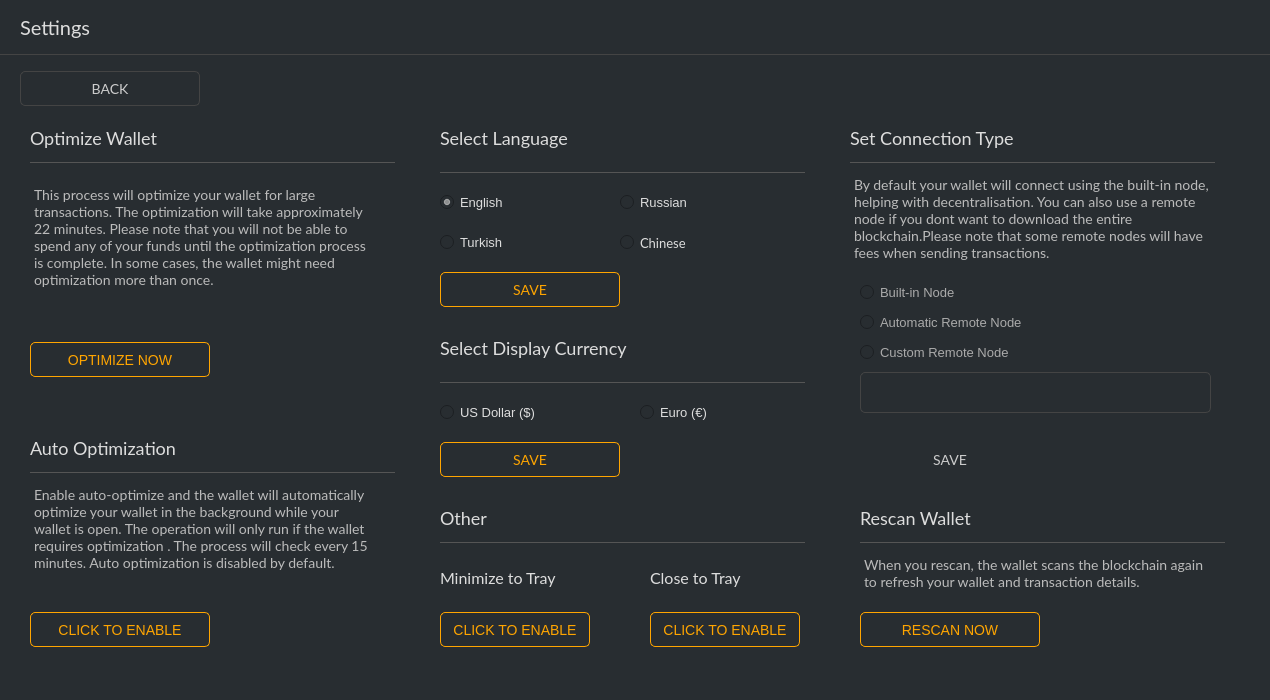
First picture: the form in src/gui/ui/bankingframe2.ui, repository ConcealNetwork/conceal-desktop, before the edit.
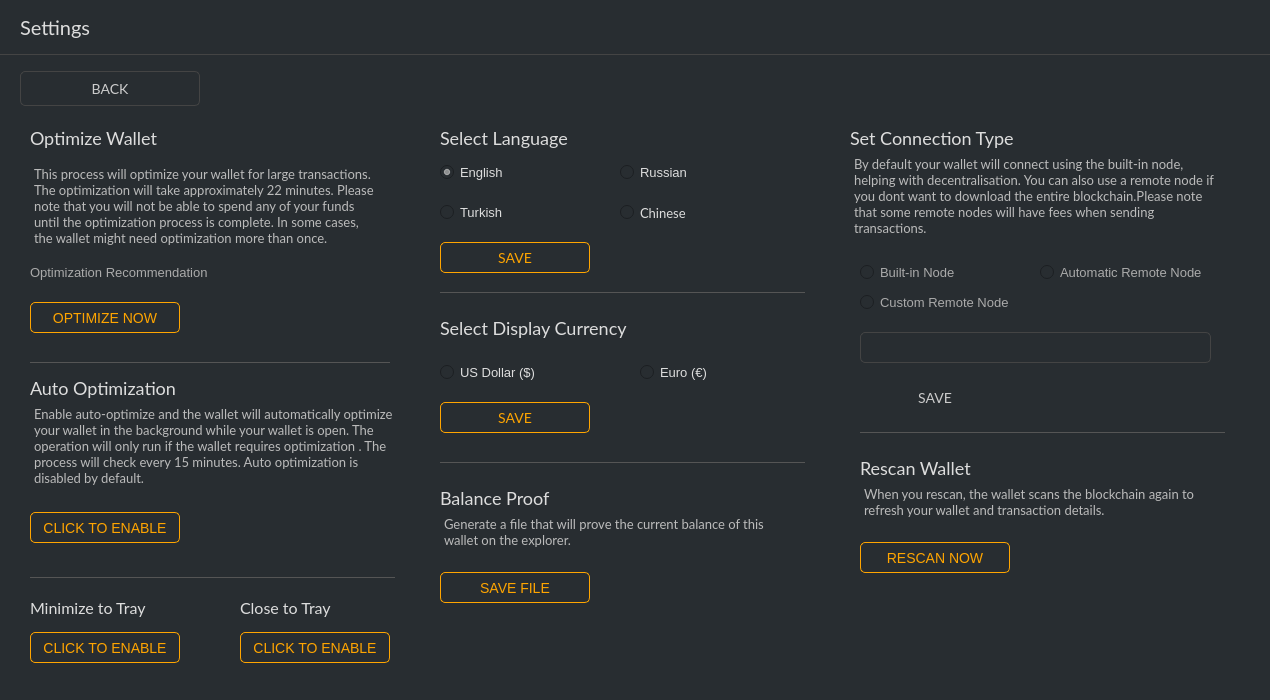
Second picture: the form after the edit. Icons and pictures are not drawn.

Commit message: Add balance proof

What changed in the file:
```diff
--- a/src/gui/ui/bankingframe2.ui
+++ b/src/gui/ui/bankingframe2.ui
@@ -227,20 +227,20 @@
         <property name="geometry">
          <rect>
           <x>10</x>
-          <y>220</y>
-          <width>180</width>
-          <height>35</height>
+          <y>180</y>
+          <width>150</width>
+          <height>31</height>
          </rect>
         </property>
         <property name="minimumSize">
          <size>
-          <width>180</width>
-          <height>35</height>
+          <width>150</width>
+          <height>31</height>
          </size>
         </property>
         <property name="maximumSize">
          <size>
-          <width>180</width>
+          <width>150</width>
           <height>35</height>
          </size>
         </property>
@@ -262,9 +262,9 @@
         <property name="geometry">
          <rect>
           <x>10</x>
-          <y>60</y>
+          <y>40</y>
           <width>351</width>
-          <height>111</height>
+          <height>91</height>
          </rect>
         </property>
         <property name="font">
@@ -281,14 +281,14 @@
 &lt;html&gt;&lt;head&gt;&lt;meta name=&quot;qrichtext&quot; content=&quot;1&quot; /&gt;&lt;style type=&quot;text/css&quot;&gt;
 p, li { white-space: pre-wrap; }
 &lt;/style&gt;&lt;/head&gt;&lt;body style=&quot; font-family:'Lato'; font-size:14px; font-weight:400; font-style:normal;&quot;&gt;
-&lt;p style=&quot; margin-top:0px; margin-bottom:0px; margin-left:0px; margin-right:0px; -qt-block-indent:0; text-indent:0px;&quot;&gt;&lt;span style=&quot; font-size:14px;&quot;&gt;This process will optimize your wallet for large transactions. The optimization will take approximately 22 minutes. Please note that you will not be able to spend any of your funds until the optimization process is complete. In some cases, the wallet might need optimization more than once.&lt;/span&gt;&lt;/p&gt;&lt;/body&gt;&lt;/html&gt;</string>
+&lt;p style=&quot; margin-top:0px; margin-bottom:0px; margin-left:0px; margin-right:0px; -qt-block-indent:0; text-indent:0px;&quot;&gt;&lt;span style=&quot; font-size:13px;&quot;&gt;This process will optimize your wallet for large transactions. The optimization will take approximately 22 minutes. Please note that you will not be able to spend any of your funds until the optimization process is complete. In some cases, the wallet might need optimization more than once.&lt;/span&gt;&lt;/p&gt;&lt;/body&gt;&lt;/html&gt;</string>
         </property>
        </widget>
        <widget class="QLabel" name="m_optimizationMessage">
         <property name="geometry">
          <rect>
           <x>10</x>
-          <y>180</y>
+          <y>140</y>
           <width>250</width>
           <height>20</height>
          </rect>
@@ -305,28 +305,12 @@
          <string notr="true">color: #aaa; border-right: 0p; font-size: 13px;</string>
         </property>
         <property name="text">
-         <string/>
+         <string>Optimization Recommendation</string>
         </property>
         <property name="alignment">
          <set>Qt::AlignLeading|Qt::AlignLeft|Qt::AlignVCenter</set>
         </property>
        </widget>
-       <widget class="Line" name="line">
-        <property name="geometry">
-         <rect>
-          <x>10</x>
-          <y>40</y>
-          <width>365</width>
-          <height>1</height>
-         </rect>
-        </property>
-        <property name="styleSheet">
-         <string notr="true">background-color: #555; border: none;</string>
-        </property>
-        <property name="orientation">
-         <enum>Qt::Horizontal</enum>
-        </property>
-       </widget>
        <widget class="QLabel" name="label">
         <property name="geometry">
          <rect>
@@ -358,7 +342,7 @@
         <property name="geometry">
          <rect>
           <x>10</x>
-          <y>310</y>
+          <y>250</y>
           <width>311</width>
           <height>31</height>
          </rect>
@@ -385,8 +369,8 @@
         <property name="geometry">
          <rect>
           <x>10</x>
-          <y>350</y>
-          <width>365</width>
+          <y>240</y>
+          <width>360</width>
           <height>1</height>
          </rect>
         </property>
@@ -401,21 +385,21 @@
         <property name="geometry">
          <rect>
           <x>10</x>
-          <y>490</y>
-          <width>180</width>
-          <height>35</height>
+          <y>390</y>
+          <width>150</width>
+          <height>31</height>
          </rect>
         </property>
         <property name="minimumSize">
          <size>
-          <width>180</width>
-          <height>35</height>
+          <width>150</width>
+          <height>31</height>
          </size>
         </property>
         <property name="maximumSize">
          <size>
-          <width>180</width>
-          <height>35</height>
+          <width>150</width>
+          <height>31</height>
          </size>
         </property>
         <property name="font">
@@ -436,9 +420,9 @@
         <property name="geometry">
          <rect>
           <x>10</x>
-          <y>360</y>
-          <width>351</width>
-          <height>111</height>
+          <y>280</y>
+          <width>371</width>
+          <height>91</height>
          </rect>
         </property>
         <property name="font">
@@ -448,21 +432,21 @@
          </font>
         </property>
         <property name="styleSheet">
-         <string notr="true">color: #bbb; border-right: 0px; font-size: 14px; font-family: 'Lato';</string>
+         <string notr="true">color: #bbb; border-right: 0px; font-size: 14px; font-family: 'Lato'; padding: 0px;</string>
         </property>
         <property name="html">
          <string>&lt;!DOCTYPE HTML PUBLIC &quot;-//W3C//DTD HTML 4.0//EN&quot; &quot;http://www.w3.org/TR/REC-html40/strict.dtd&quot;&gt;
 &lt;html&gt;&lt;head&gt;&lt;meta name=&quot;qrichtext&quot; content=&quot;1&quot; /&gt;&lt;style type=&quot;text/css&quot;&gt;
 p, li { white-space: pre-wrap; }
 &lt;/style&gt;&lt;/head&gt;&lt;body style=&quot; font-family:'Lato'; font-size:14px; font-weight:400; font-style:normal;&quot;&gt;
-&lt;p style=&quot; margin-top:0px; margin-bottom:0px; margin-left:0px; margin-right:0px; -qt-block-indent:0; text-indent:0px;&quot;&gt;&lt;span style=&quot; font-size:14px;&quot;&gt;Enable auto-optimize and the wallet will automatically optimize your wallet in the background while your wallet is open. The operation will only run if the wallet requires optimization . The process will check every 15 minutes. Auto optimization is disabled by default.&lt;/span&gt;&lt;/p&gt;&lt;/body&gt;&lt;/html&gt;</string>
+&lt;p style=&quot; margin-top:0px; margin-bottom:0px; margin-left:0px; margin-right:0px; -qt-block-indent:0; text-indent:0px;&quot;&gt;&lt;span style=&quot; font-size:13px;&quot;&gt;Enable auto-optimize and the wallet will automatically optimize your wallet in the background while your wallet is open. The operation will only run if the wallet requires optimization . The process will check every 15 minutes. Auto optimization is disabled by default.&lt;/span&gt;&lt;/p&gt;&lt;/body&gt;&lt;/html&gt;</string>
         </property>
        </widget>
        <widget class="Line" name="line_3">
         <property name="geometry">
          <rect>
           <x>840</x>
-          <y>420</y>
+          <y>310</y>
           <width>365</width>
           <height>1</height>
          </rect>
@@ -478,7 +462,7 @@
         <property name="geometry">
          <rect>
           <x>840</x>
-          <y>380</y>
+          <y>330</y>
           <width>311</width>
           <height>31</height>
          </rect>
@@ -505,7 +489,7 @@
         <property name="geometry">
          <rect>
           <x>840</x>
-          <y>430</y>
+          <y>360</y>
           <width>351</width>
           <height>61</height>
          </rect>
@@ -524,28 +508,28 @@
 &lt;html&gt;&lt;head&gt;&lt;meta name=&quot;qrichtext&quot; content=&quot;1&quot; /&gt;&lt;style type=&quot;text/css&quot;&gt;
 p, li { white-space: pre-wrap; }
 &lt;/style&gt;&lt;/head&gt;&lt;body style=&quot; font-family:'Lato'; font-size:14px; font-weight:400; font-style:normal;&quot;&gt;
-&lt;p style=&quot; margin-top:0px; margin-bottom:0px; margin-left:0px; margin-right:0px; -qt-block-indent:0; text-indent:0px;&quot;&gt;&lt;span style=&quot; font-size:14px;&quot;&gt;When you rescan, the wallet scans the blockchain again to refresh your wallet and transaction details.&lt;/span&gt;&lt;/p&gt;&lt;/body&gt;&lt;/html&gt;</string>
+&lt;p style=&quot; margin-top:0px; margin-bottom:0px; margin-left:0px; margin-right:0px; -qt-block-indent:0; text-indent:0px;&quot;&gt;&lt;span style=&quot; font-size:13px;&quot;&gt;When you rescan, the wallet scans the blockchain again to refresh your wallet and transaction details.&lt;/span&gt;&lt;/p&gt;&lt;/body&gt;&lt;/html&gt;</string>
         </property>
        </widget>
        <widget class="QPushButton" name="m_rescanButton">
         <property name="geometry">
          <rect>
           <x>840</x>
-          <y>490</y>
-          <width>180</width>
-          <height>35</height>
+          <y>420</y>
+          <width>150</width>
+          <height>31</height>
          </rect>
         </property>
         <property name="minimumSize">
          <size>
-          <width>180</width>
-          <height>35</height>
+          <width>150</width>
+          <height>31</height>
          </size>
         </property>
         <property name="maximumSize">
          <size>
-          <width>180</width>
-          <height>35</height>
+          <width>150</width>
+          <height>31</height>
          </size>
         </property>
         <property name="font">
@@ -565,22 +549,22 @@
        <widget class="QPushButton" name="m_closeToTrayButton">
         <property name="geometry">
          <rect>
-          <x>630</x>
-          <y>490</y>
+          <x>220</x>
+          <y>510</y>
           <width>150</width>
-          <height>35</height>
+          <height>31</height>
          </rect>
         </property>
         <property name="minimumSize">
          <size>
           <width>150</width>
-          <height>35</height>
+          <height>31</height>
          </size>
         </property>
         <property name="maximumSize">
          <size>
-          <width>140</width>
-          <height>35</height>
+          <width>150</width>
+          <height>31</height>
          </size>
         </property>
         <property name="font">
@@ -600,8 +584,8 @@
        <widget class="QLabel" name="label_5">
         <property name="geometry">
          <rect>
-          <x>630</x>
-          <y>440</y>
+          <x>220</x>
+          <y>470</y>
           <width>141</width>
           <height>31</height>
          </rect>
@@ -627,8 +611,8 @@
        <widget class="QLabel" name="label_6">
         <property name="geometry">
          <rect>
-          <x>420</x>
-          <y>440</y>
+          <x>10</x>
+          <y>470</y>
           <width>151</width>
           <height>31</height>
          </rect>
@@ -654,22 +638,22 @@
        <widget class="QPushButton" name="m_minToTrayButton">
         <property name="geometry">
          <rect>
-          <x>420</x>
-          <y>490</y>
+          <x>10</x>
+          <y>510</y>
           <width>150</width>
-          <height>35</height>
+          <height>31</height>
          </rect>
         </property>
         <property name="minimumSize">
          <size>
           <width>150</width>
-          <height>35</height>
+          <height>31</height>
          </size>
         </property>
         <property name="maximumSize">
          <size>
-          <width>140</width>
-          <height>35</height>
+          <width>150</width>
+          <height>31</height>
          </size>
         </property>
         <property name="font">
@@ -690,8 +674,8 @@
         <property name="geometry">
          <rect>
           <x>840</x>
-          <y>160</y>
-          <width>351</width>
+          <y>140</y>
+          <width>141</width>
           <height>21</height>
          </rect>
         </property>
@@ -717,8 +701,8 @@
         <property name="geometry">
          <rect>
           <x>840</x>
-          <y>220</y>
-          <width>351</width>
+          <y>170</y>
+          <width>331</width>
           <height>21</height>
          </rect>
         </property>
@@ -744,9 +728,9 @@
         <property name="geometry">
          <rect>
           <x>840</x>
-          <y>250</y>
+          <y>210</y>
           <width>351</width>
-          <height>41</height>
+          <height>31</height>
          </rect>
         </property>
         <property name="styleSheet">
@@ -759,9 +743,9 @@
        <widget class="QRadioButton" name="radioButton_3">
         <property name="geometry">
          <rect>
-          <x>840</x>
-          <y>190</y>
-          <width>351</width>
+          <x>1020</x>
+          <y>140</y>
+          <width>181</width>
           <height>21</height>
          </rect>
         </property>
@@ -787,7 +771,7 @@
         <property name="geometry">
          <rect>
           <x>830</x>
-          <y>50</y>
+          <y>30</y>
           <width>371</width>
           <height>101</height>
          </rect>
@@ -806,23 +790,7 @@
 &lt;html&gt;&lt;head&gt;&lt;meta name=&quot;qrichtext&quot; content=&quot;1&quot; /&gt;&lt;style type=&quot;text/css&quot;&gt;
 p, li { white-space: pre-wrap; }
 &lt;/style&gt;&lt;/head&gt;&lt;body style=&quot; font-family:'Lato'; font-size:14px; font-weight:400; font-style:normal;&quot;&gt;
-&lt;p style=&quot; margin-top:0px; margin-bottom:0px; margin-left:0px; margin-right:0px; -qt-block-indent:0; text-indent:0px;&quot;&gt;&lt;span style=&quot; font-size:14px;&quot;&gt;By default your wallet will connect using the built-in node, helping with decentralisation. You can also use a remote node if you dont want to download the entire blockchain.Please note that some remote nodes will have fees when sending transactions.&lt;/span&gt;&lt;/p&gt;&lt;/body&gt;&lt;/html&gt;</string>
-        </property>
-       </widget>
-       <widget class="Line" name="line_6">
-        <property name="geometry">
-         <rect>
-          <x>830</x>
-          <y>40</y>
-          <width>365</width>
-          <height>1</height>
-         </rect>
-        </property>
-        <property name="styleSheet">
-         <string notr="true">background-color: #555; border: none;</string>
-        </property>
-        <property name="orientation">
-         <enum>Qt::Horizontal</enum>
+&lt;p style=&quot; margin-top:0px; margin-bottom:0px; margin-left:0px; margin-right:0px; -qt-block-indent:0; text-indent:0px;&quot;&gt;&lt;span style=&quot; font-size:13px;&quot;&gt;By default your wallet will connect using the built-in node, helping with decentralisation. You can also use a remote node if you dont want to download the entire blockchain.Please note that some remote nodes will have fees when sending transactions.&lt;/span&gt;&lt;/p&gt;&lt;/body&gt;&lt;/html&gt;</string>
         </property>
        </widget>
        <widget class="QLabel" name="label_7">
@@ -856,7 +824,7 @@
         <property name="geometry">
          <rect>
           <x>600</x>
-          <y>70</y>
+          <y>40</y>
           <width>171</width>
           <height>21</height>
          </rect>
@@ -889,7 +857,7 @@
         <property name="geometry">
          <rect>
           <x>420</x>
-          <y>110</y>
+          <y>80</y>
           <width>161</width>
           <height>21</height>
          </rect>
@@ -922,7 +890,7 @@
         <property name="geometry">
          <rect>
           <x>420</x>
-          <y>70</y>
+          <y>40</y>
           <width>161</width>
           <height>21</height>
          </rect>
@@ -951,22 +919,6 @@
          <string notr="true">buttonGroup</string>
         </attribute>
        </widget>
-       <widget class="Line" name="line_7">
-        <property name="geometry">
-         <rect>
-          <x>420</x>
-          <y>50</y>
-          <width>365</width>
-          <height>1</height>
-         </rect>
-        </property>
-        <property name="styleSheet">
-         <string notr="true">background-color: #555; border: none;</string>
-        </property>
-        <property name="orientation">
-         <enum>Qt::Horizontal</enum>
-        </property>
-       </widget>
        <widget class="QLabel" name="label_8">
         <property name="geometry">
          <rect>
@@ -998,7 +950,7 @@
         <property name="geometry">
          <rect>
           <x>420</x>
-          <y>260</y>
+          <y>170</y>
           <width>365</width>
           <height>1</height>
          </rect>
@@ -1014,7 +966,7 @@
         <property name="geometry">
          <rect>
           <x>420</x>
-          <y>210</y>
+          <y>190</y>
           <width>311</width>
           <height>31</height>
          </rect>
@@ -1041,21 +993,21 @@
         <property name="geometry">
          <rect>
           <x>840</x>
-          <y>320</y>
-          <width>180</width>
-          <height>35</height>
+          <y>260</y>
+          <width>150</width>
+          <height>31</height>
          </rect>
         </property>
         <property name="minimumSize">
          <size>
-          <width>180</width>
-          <height>35</height>
+          <width>150</width>
+          <height>31</height>
          </size>
         </property>
         <property name="maximumSize">
          <size>
-          <width>180</width>
-          <height>35</height>
+          <width>150</width>
+          <height>31</height>
          </size>
         </property>
         <property name="font">
@@ -1119,21 +1071,21 @@
         <property name="geometry">
          <rect>
           <x>420</x>
-          <y>150</y>
-          <width>180</width>
-          <height>35</height>
+          <y>120</y>
+          <width>150</width>
+          <height>31</height>
          </rect>
         </property>
         <property name="minimumSize">
          <size>
-          <width>180</width>
-          <height>35</height>
+          <width>150</width>
+          <height>31</height>
          </size>
         </property>
         <property name="maximumSize">
          <size>
-          <width>180</width>
-          <height>35</height>
+          <width>150</width>
+          <height>31</height>
          </size>
         </property>
         <property name="font">
@@ -1155,7 +1107,7 @@
         <property name="geometry">
          <rect>
           <x>600</x>
-          <y>110</y>
+          <y>80</y>
           <width>171</width>
           <height>21</height>
          </rect>
@@ -1189,8 +1141,8 @@
        <widget class="Line" name="line_5">
         <property name="geometry">
          <rect>
-          <x>420</x>
-          <y>420</y>
+          <x>10</x>
+          <y>455</y>
           <width>365</width>
           <height>1</height>
          </rect>
@@ -1202,38 +1154,11 @@
          <enum>Qt::Horizontal</enum>
         </property>
        </widget>
-       <widget class="QLabel" name="label_10">
-        <property name="geometry">
-         <rect>
-          <x>420</x>
-          <y>380</y>
-          <width>311</width>
-          <height>31</height>
-         </rect>
-        </property>
-        <property name="font">
-         <font>
-          <family>Lato</family>
-          <pointsize>-1</pointsize>
-         </font>
-        </property>
-        <property name="styleSheet">
-         <string notr="true">color: #ddd; 
-font-size: 18px;
-font-family: 'Lato'; border: 0px;</string>
-        </property>
-        <property name="text">
-         <string>Other</string>
-        </property>
-        <property name="alignment">
-         <set>Qt::AlignLeading|Qt::AlignLeft|Qt::AlignVCenter</set>
-        </property>
-       </widget>
        <widget class="QRadioButton" name="m_usd">
         <property name="geometry">
          <rect>
           <x>420</x>
-          <y>280</y>
+          <y>240</y>
           <width>161</width>
           <height>21</height>
          </rect>
@@ -1254,7 +1179,7 @@
         <property name="geometry">
          <rect>
           <x>620</x>
-          <y>280</y>
+          <y>240</y>
           <width>161</width>
           <height>21</height>
          </rect>
@@ -1275,21 +1200,21 @@
         <property name="geometry">
          <rect>
           <x>420</x>
-          <y>320</y>
-          <width>180</width>
-          <height>35</height>
+          <y>280</y>
+          <width>150</width>
+          <height>31</height>
          </rect>
         </property>
         <property name="minimumSize">
          <size>
-          <width>180</width>
-          <height>35</height>
+          <width>150</width>
+          <height>31</height>
          </size>
         </property>
         <property name="maximumSize">
          <size>
-          <width>180</width>
-          <height>35</height>
+          <width>150</width>
+          <height>31</height>
          </size>
         </property>
         <property name="font">
@@ -1307,6 +1232,110 @@
          <string>SAVE</string>
         </property>
        </widget>
+       <widget class="QTextBrowser" name="textBrowser_5">
+        <property name="geometry">
+         <rect>
+          <x>420</x>
+          <y>390</y>
+          <width>351</width>
+          <height>51</height>
+         </rect>
+        </property>
+        <property name="font">
+         <font>
+          <family>Lato</family>
+          <pointsize>-1</pointsize>
+         </font>
+        </property>
+        <property name="styleSheet">
+         <string notr="true">color: #bbb; border-right: 0px; font-size: 14px; font-family: 'Lato';</string>
+        </property>
+        <property name="html">
+         <string>&lt;!DOCTYPE HTML PUBLIC &quot;-//W3C//DTD HTML 4.0//EN&quot; &quot;http://www.w3.org/TR/REC-html40/strict.dtd&quot;&gt;
+&lt;html&gt;&lt;head&gt;&lt;meta name=&quot;qrichtext&quot; content=&quot;1&quot; /&gt;&lt;style type=&quot;text/css&quot;&gt;
+p, li { white-space: pre-wrap; }
+&lt;/style&gt;&lt;/head&gt;&lt;body style=&quot; font-family:'Lato'; font-size:14px; font-weight:400; font-style:normal;&quot;&gt;
+&lt;p style=&quot; margin-top:0px; margin-bottom:0px; margin-left:0px; margin-right:0px; -qt-block-indent:0; text-indent:0px;&quot;&gt;&lt;span style=&quot; font-size:13px;&quot;&gt;Generate a file that will prove the current balance of this wallet on the explorer.&lt;/span&gt;&lt;/p&gt;&lt;/body&gt;&lt;/html&gt;</string>
+        </property>
+       </widget>
+       <widget class="QPushButton" name="m_bpButton">
+        <property name="geometry">
+         <rect>
+          <x>420</x>
+          <y>450</y>
+          <width>150</width>
+          <height>31</height>
+         </rect>
+        </property>
+        <property name="minimumSize">
+         <size>
+          <width>150</width>
+          <height>31</height>
+         </size>
+        </property>
+        <property name="maximumSize">
+         <size>
+          <width>150</width>
+          <height>31</height>
+         </size>
+        </property>
+        <property name="font">
+         <font>
+          <pointsize>-1</pointsize>
+         </font>
+        </property>
+        <property name="styleSheet">
+         <string notr="true">QPushButton#m_bpButton {color: orange;border: 1px solid orange; font-size: 14px; border-radius: 5px;}
+
+QPushButton#m_bpButton:hover {color: #FFD700; border: 1px solid orange; font-size: 14px; border-radius: 5px;}</string>
+        </property>
+        <property name="text">
+         <string>SAVE FILE</string>
+        </property>
+       </widget>
+       <widget class="QLabel" name="label_10">
+        <property name="geometry">
+         <rect>
+          <x>420</x>
+          <y>360</y>
+          <width>311</width>
+          <height>31</height>
+         </rect>
+        </property>
+        <property name="font">
+         <font>
+          <family>Lato</family>
+          <pointsize>-1</pointsize>
+         </font>
+        </property>
+        <property name="styleSheet">
+         <string notr="true">color: #ddd; 
+font-size: 18px;
+font-family: 'Lato'; border: 0px;</string>
+        </property>
+        <property name="text">
+         <string>Balance Proof</string>
+        </property>
+        <property name="alignment">
+         <set>Qt::AlignLeading|Qt::AlignLeft|Qt::AlignVCenter</set>
+        </property>
+       </widget>
+       <widget class="Line" name="line_6">
+        <property name="geometry">
+         <rect>
+          <x>420</x>
+          <y>340</y>
+          <width>365</width>
+          <height>1</height>
+         </rect>
+        </property>
+        <property name="styleSheet">
+         <string notr="true">background-color: #555; border: none;</string>
+        </property>
+        <property name="orientation">
+         <enum>Qt::Horizontal</enum>
+        </property>
+       </widget>
       </widget>
      </item>
     </layout>
```
Left out of the diff: 19 changed lines with no effect on the pictures. The commit also changes 4 other files.
